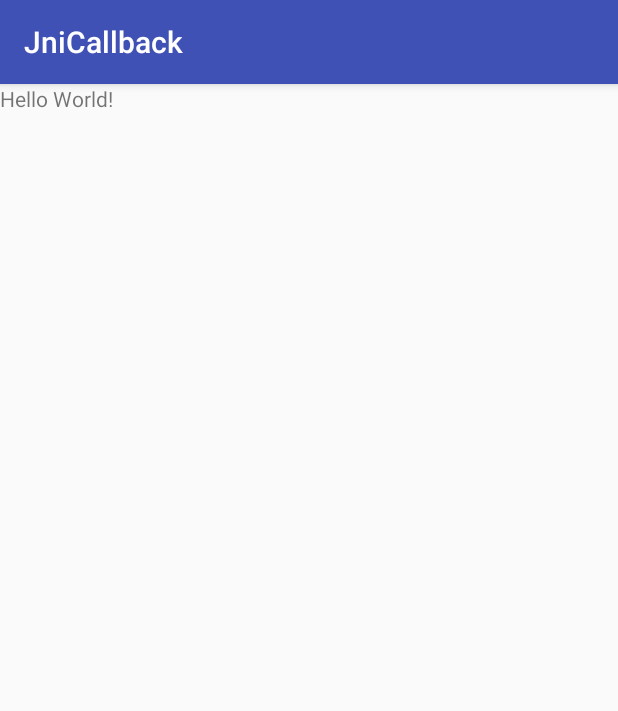
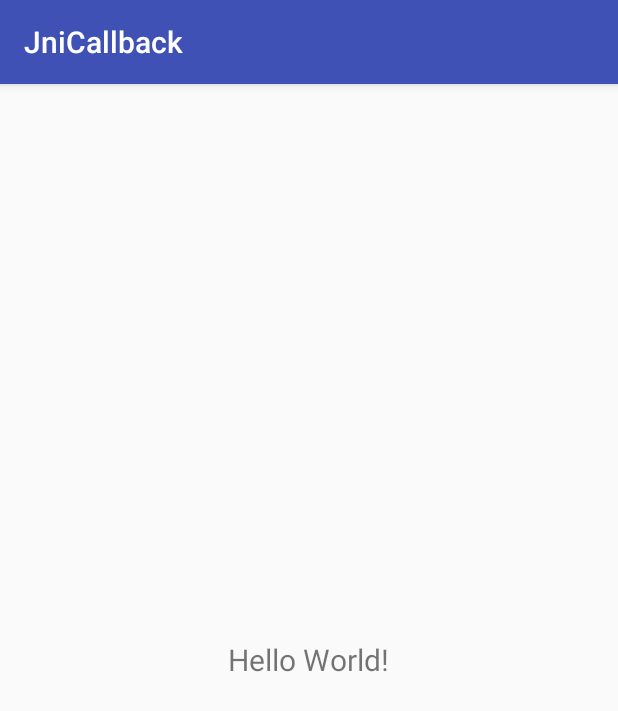
Before and after one commit to zh-d-d/jni-ndk, an Android app: the screen it shows after launch (MainActivity), on a phone screen of 412 x 824 dp. Shown: the top 711 px of the screen. Run offline under Robolectric (Android 15) with nearby library versions, the phone set to English and light mode, and no system bars; 2 statements that could not run were skipped.

```diff
--- a/JniCallback/app/src/main/res/layout/activity_main.xml
+++ b/JniCallback/app/src/main/res/layout/activity_main.xml
@@ -8,6 +8,8 @@
     tools:context="com.zdd.jnicallback.MainActivity">
 
     <TextView
+        android:textSize="20sp"
+        android:layout_centerInParent="true"
         android:id="@+id/sample_text"
         android:layout_width="wrap_content"
         android:layout_height="wrap_content"
```
Also changed, not shown: 2 other files.
